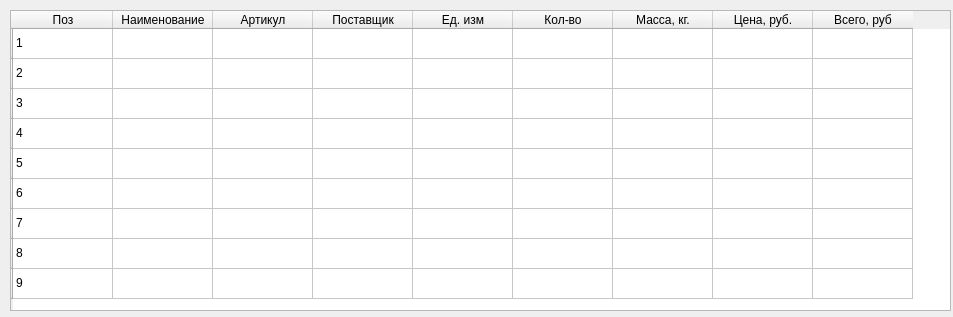
First picture: the form in GUI/main_result.ui, repository Scykorr/dmitriev_community_map, before the edit.
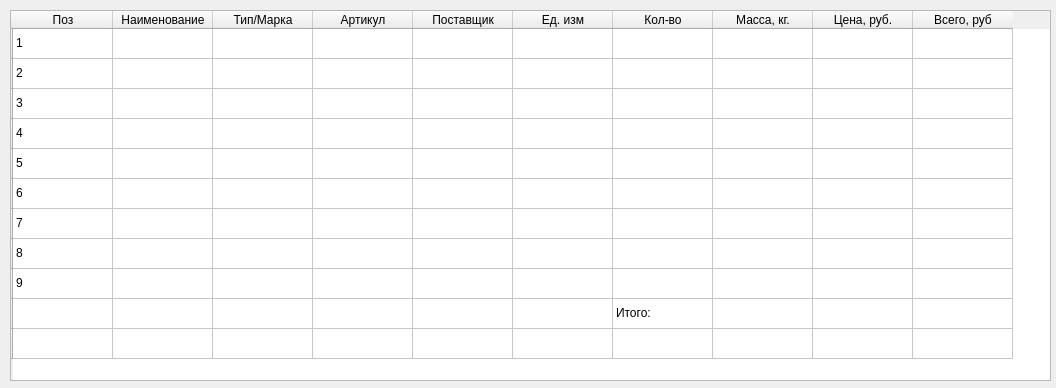
Second picture: the form after the edit.

Commit message: add all calculates and forms

```diff
--- a/GUI/main_result.ui
+++ b/GUI/main_result.ui
@@ -6,8 +6,8 @@
    <rect>
     <x>0</x>
     <y>0</y>
-    <width>953</width>
-    <height>317</height>
+    <width>1056</width>
+    <height>388</height>
    </rect>
   </property>
   <property name="windowTitle">
@@ -18,8 +18,8 @@
     <rect>
      <x>10</x>
      <y>10</y>
-     <width>941</width>
-     <height>301</height>
+     <width>1041</width>
+     <height>371</height>
     </rect>
    </property>
    <row>
@@ -67,6 +67,16 @@
      <string/>
     </property>
    </row>
+   <row>
+    <property name="text">
+     <string/>
+    </property>
+   </row>
+   <row>
+    <property name="text">
+     <string/>
+    </property>
+   </row>
    <column>
     <property name="text">
      <string>Поз</string>
@@ -77,6 +87,11 @@
      <string>Наименование</string>
     </property>
    </column>
+   <column>
+    <property name="text">
+     <string>Тип/Марка</string>
+    </property>
+   </column>
    <column>
     <property name="text">
      <string>Артикул</string>
@@ -157,6 +172,26 @@
      <string>9</string>
     </property>
    </item>
+   <item row="9" column="0">
+    <property name="text">
+     <string/>
+    </property>
+   </item>
+   <item row="9" column="6">
+    <property name="text">
+     <string>Итого:</string>
+    </property>
+   </item>
+   <item row="9" column="7">
+    <property name="text">
+     <string/>
+    </property>
+   </item>
+   <item row="10" column="6">
+    <property name="text">
+     <string/>
+    </property>
+   </item>
   </widget>
  </widget>
  <resources/>
```
Left out of the diff: 2 changed lines with no effect on the pictures. The commit also changes 7 other files.
